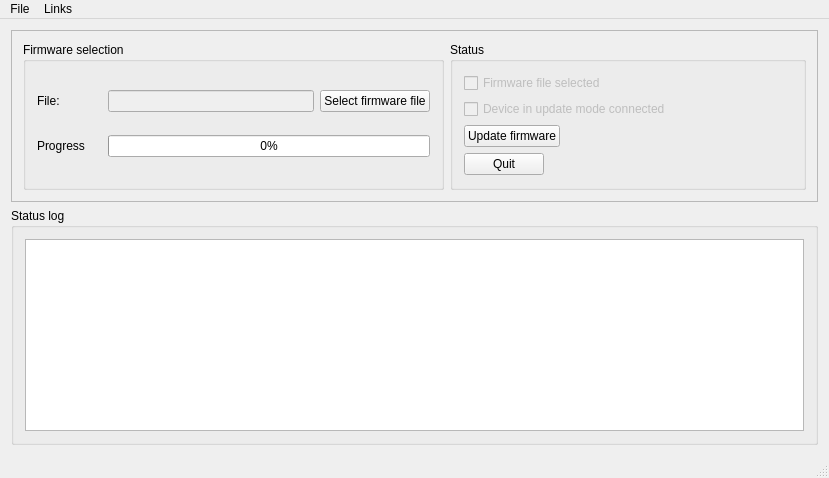
Qt form mainwindow.ui (Nitrokey/nitrokey-update-tool) before a commit.
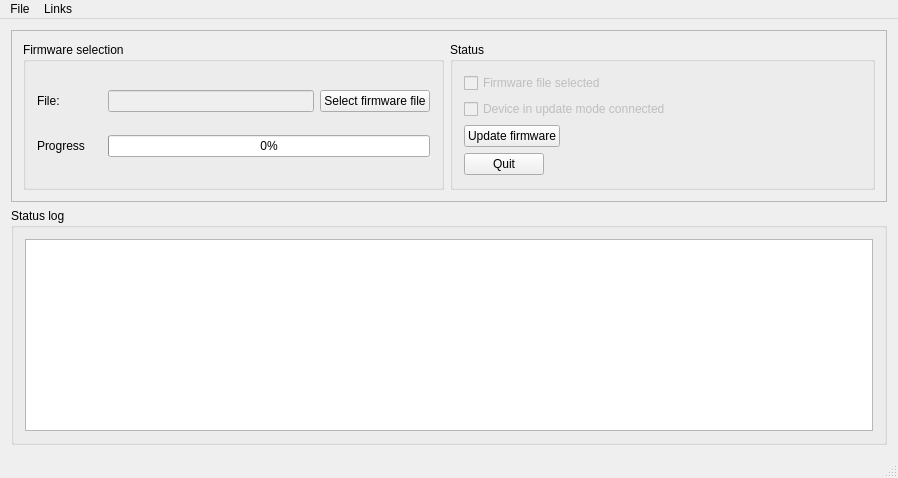
The same form after that commit.

```diff
--- a/mainwindow.ui
+++ b/mainwindow.ui
@@ -6,7 +6,7 @@
    <rect>
     <x>0</x>
     <y>0</y>
-    <width>829</width>
+    <width>898</width>
     <height>478</height>
    </rect>
   </property>
@@ -173,8 +173,8 @@
     <rect>
      <x>0</x>
      <y>0</y>
-     <width>829</width>
-     <height>19</height>
+     <width>898</width>
+     <height>20</height>
     </rect>
    </property>
    <widget class="QMenu" name="menuFile">
```
